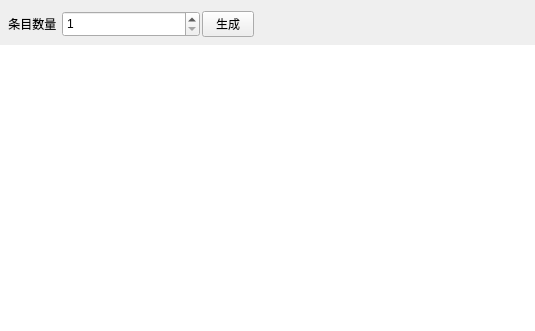
The window that DrillPluginInformationReader/Source/InformationModule/otherFunctionPart/designTipGenerator/p_DesignTipGeneratorPart.ui (DrillUp/DrillPluginInformationReader) describes before a commit, drawn with Qt 5.
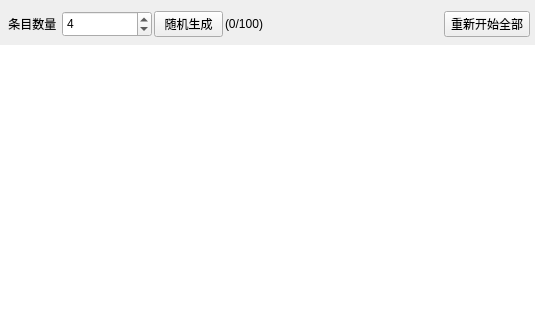
The same window after the commit. Icons and pictures are not drawn.

Commit message: 完成了 灵感生成器 的部分。

What changed in the file:
```diff
--- a/DrillPluginInformationReader/Source/InformationModule/otherFunctionPart/designTipGenerator/p_DesignTipGeneratorPart.ui
+++ b/DrillPluginInformationReader/Source/InformationModule/otherFunctionPart/designTipGenerator/p_DesignTipGeneratorPart.ui
@@ -33,7 +33,7 @@
     <number>0</number>
    </property>
    <item>
-    <layout class="QHBoxLayout" name="horizontalLayout_3" stretch="0,1,0,2">
+    <layout class="QHBoxLayout" name="horizontalLayout_3" stretch="0,1,0,0,2,0">
      <property name="leftMargin">
       <number>5</number>
      </property>
@@ -67,6 +67,9 @@
        <property name="maximum">
         <number>30</number>
        </property>
+       <property name="value">
+        <number>4</number>
+       </property>
       </widget>
      </item>
      <item>
@@ -78,7 +81,7 @@
         </size>
        </property>
        <property name="text">
-        <string>  生成  </string>
+        <string> 随机生成 </string>
        </property>
        <property name="icon">
         <iconset resource="../../../../drillplugininformationreader.qrc">
@@ -89,6 +92,13 @@
        </property>
       </widget>
      </item>
+     <item>
+      <widget class="QLabel" name="label_process">
+       <property name="text">
+        <string>(0/100)</string>
+       </property>
+      </widget>
+     </item>
      <item>
       <spacer name="horizontalSpacer">
        <property name="orientation">
@@ -102,6 +112,26 @@
        </property>
       </spacer>
      </item>
+     <item>
+      <widget class="QToolButton" name="toolButton_resetAll">
+       <property name="minimumSize">
+        <size>
+         <width>0</width>
+         <height>26</height>
+        </size>
+       </property>
+       <property name="text">
+        <string>重新开始全部</string>
+       </property>
+       <property name="icon">
+        <iconset resource="../../../../drillplugininformationreader.qrc">
+         <normaloff>:/DrillPluginInformationReader/Resources/icons/global/drill_logo_64x64.png</normaloff>:/DrillPluginInformationReader/Resources/icons/global/drill_logo_64x64.png</iconset>
+       </property>
+       <property name="toolButtonStyle">
+        <enum>Qt::ToolButtonTextBesideIcon</enum>
+       </property>
+      </widget>
+     </item>
     </layout>
    </item>
    <item>
```
Left out of the diff: 2 changed lines with no effect on the pictures. The commit also changes 4 other files.
